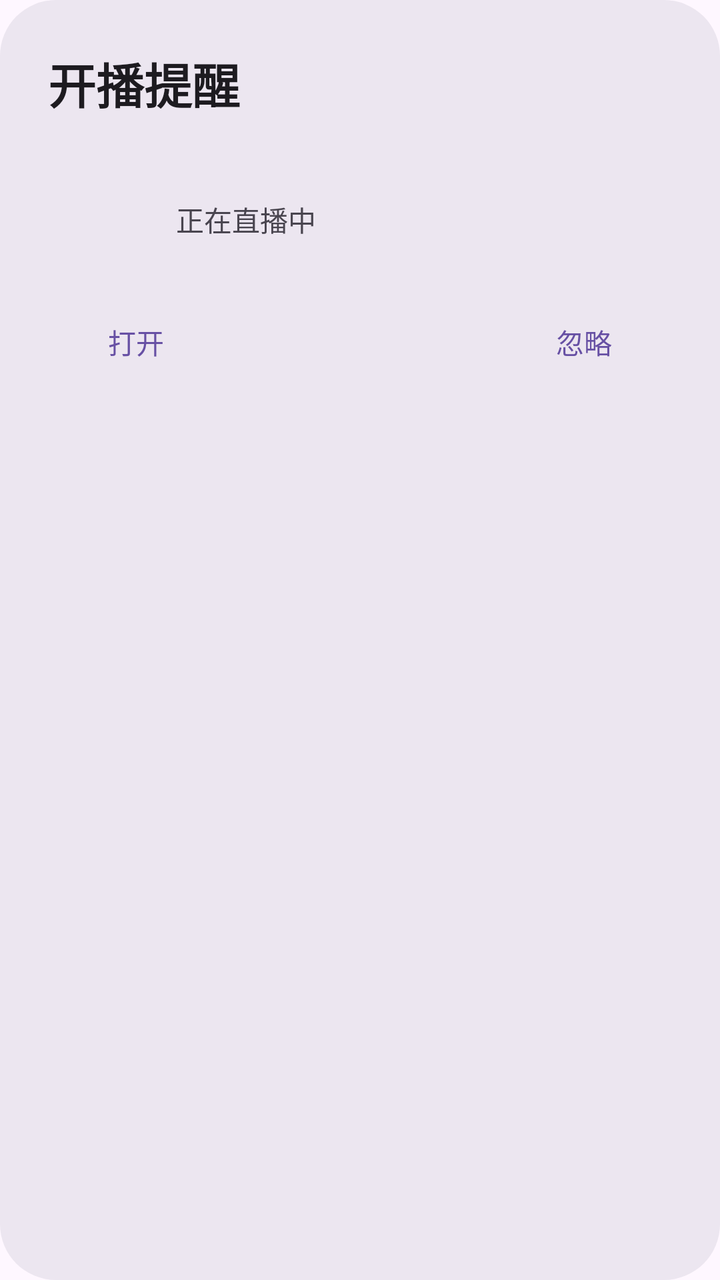
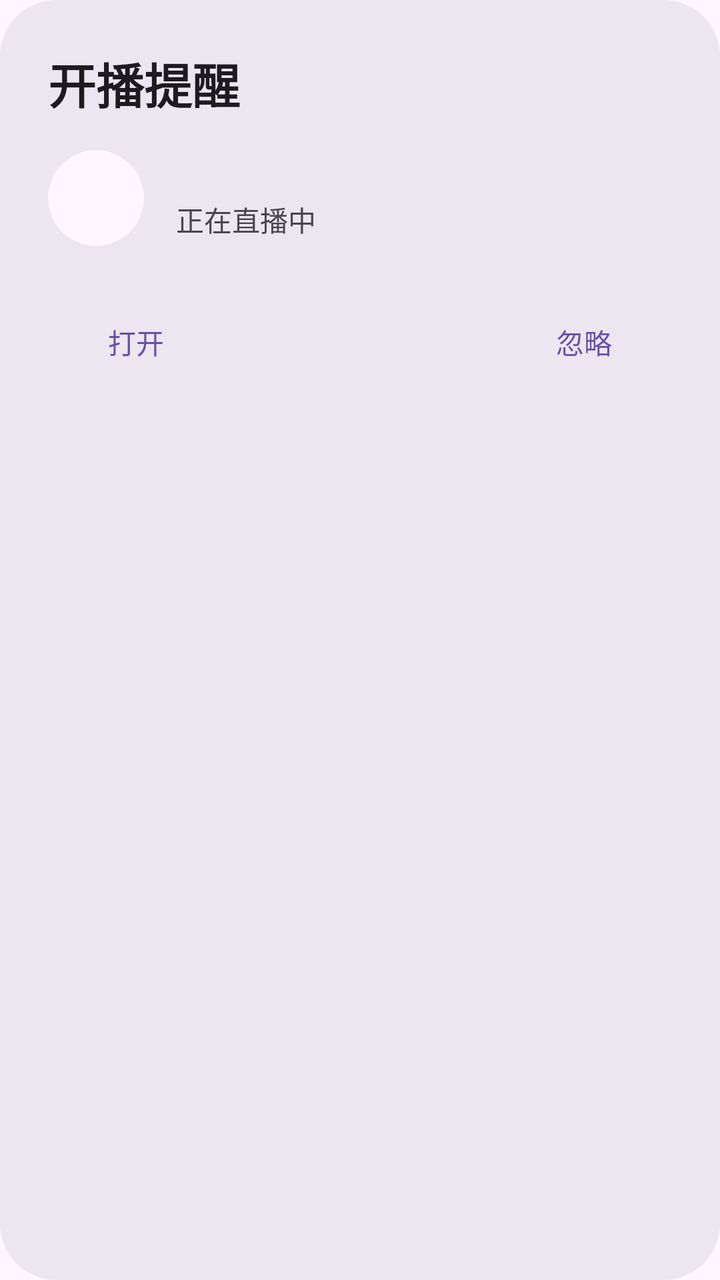

Screens rendered from an Android XML layout before and after an edit, with the pre-edit source and the edit as a unified diff.
<!-- AndroidManifest.xml: application theme Theme.ReBiliLiveNotification -->
<!-- res/layout/popup_live.xml -->
<?xml version="1.0" encoding="utf-8"?>
<LinearLayout xmlns:android="http://schemas.android.com/apk/res/android"
    xmlns:app="http://schemas.android.com/apk/res-auto"
    android:orientation="vertical"
    android:layout_width="280dp"
    android:layout_height="wrap_content"
    android:padding="24dp"
    android:background="@drawable/popup_bg">

    <TextView
        android:id="@+id/tv_title"
        android:text="开播提醒"
        android:textSize="24sp"
        android:textStyle="bold"
        android:textColor="?attr/colorOnSurface"
        android:layout_width="wrap_content"
        android:layout_height="wrap_content" />

    <LinearLayout
        android:orientation="horizontal"
        android:layout_width="match_parent"
        android:layout_height="wrap_content"
        android:layout_marginTop="16dp"
        android:gravity="center_vertical">

        <ImageView android:id="@+id/iv_avatar"
            android:layout_width="48dp"
            android:layout_height="48dp"
            android:scaleType="centerCrop"
            android:src="@android:drawable/sym_def_app_icon" />

        <LinearLayout
            android:orientation="vertical"
            android:layout_width="0dp"
            android:layout_height="wrap_content"
            android:layout_weight="1"
            android:layout_marginStart="16dp">
            <TextView android:id="@+id/tv_uname"
                android:textSize="16sp"
                android:textStyle="bold"
                android:textColor="?attr/colorOnSurface"
                android:layout_width="wrap_content"
                android:layout_height="wrap_content" />
            <TextView
                android:text="正在直播中"
                android:textSize="14sp"
                android:textColor="?attr/colorOnSurfaceVariant"
                android:layout_width="wrap_content"
                android:layout_height="wrap_content" />
        </LinearLayout>
    </LinearLayout>

    <LinearLayout
        android:orientation="horizontal"
        android:layout_width="match_parent"
        android:layout_height="wrap_content"
        android:layout_marginTop="24dp">

        <com.google.android.material.button.MaterialButton
            android:id="@+id/btn_open"
            android:text="打开"
            style="@style/Widget.Material3.Button.TextButton"
            android:layout_width="wrap_content"
            android:layout_height="wrap_content" />

        <View
            android:layout_width="0dp"
            android:layout_height="0dp"
            android:layout_weight="1" />

        <com.google.android.material.button.MaterialButton
            android:id="@+id/btn_ignore"
            android:text="忽略"
            style="@style/Widget.Material3.Button.TextButton"
            android:layout_width="wrap_content"
            android:layout_height="wrap_content" />
    </LinearLayout>
</LinearLayout>
<!-- resources referenced by this layout -->
<resources>
  <!-- drawable popup_bg (drawable) -->
  <?xml version="1.0" encoding="utf-8"?>
  <shape xmlns:android="http://schemas.android.com/apk/res/android">
      <solid android:color="?attr/colorSurfaceContainerHigh" />
      <corners android:radius="28dp" />
  </shape>
  <style name="Theme.ReBiliLiveNotification" parent="Theme.Material3.Light.NoActionBar" />
</resources>

<!-- the commit's change to res/layout/popup_live.xml (unified diff, before → after) -->
@@ -23,11 +23,19 @@
         android:layout_marginTop="16dp"
         android:gravity="center_vertical">
 
-        <ImageView android:id="@+id/iv_avatar"
+        <com.google.android.material.card.MaterialCardView
             android:layout_width="48dp"
             android:layout_height="48dp"
-            android:scaleType="centerCrop"
-            android:src="@android:drawable/sym_def_app_icon" />
+            app:cardElevation="0dp"
+            app:strokeWidth="0dp"
+            app:shapeAppearanceOverlay="@style/ShapeAppearance.ReBiliLive.Circle">
+
+            <ImageView android:id="@+id/iv_avatar"
+                android:layout_width="match_parent"
+                android:layout_height="match_parent"
+                android:scaleType="centerCrop"
+                android:src="@android:drawable/sym_def_app_icon" />
+        </com.google.android.material.card.MaterialCardView>
 
         <LinearLayout
             android:orientation="vertical"
<!-- resource entries referenced after the edit -->
@@ -6,6 +6,9 @@
       <solid android:color="?attr/colorSurfaceContainerHigh" />
       <corners android:radius="28dp" />
   </shape>
-  <style name="Theme.ReBiliLiveNotification" parent="Theme.Material3.Light.NoActionBar" />
+  <style name="ShapeAppearance.ReBiliLive.Circle">
+          <item name="cornerSize">50%</item>
+      </style>
+  <style name="Theme.ReBiliLiveNotification" parent="Theme.Material3.DayNight.NoActionBar" />
 </resources>
 
